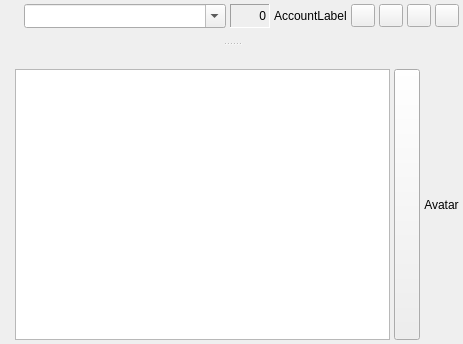
Qt form src/chatdlg.ui (psi-im/psi) before a commit.
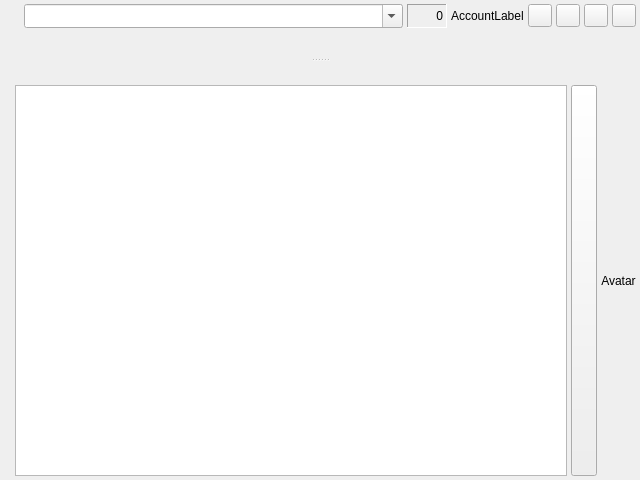
The same form after that commit. Custom widgets are drawn as their Qt base class.

Patch:
```diff
--- a/src/chatdlg.ui
+++ b/src/chatdlg.ui
@@ -6,8 +6,8 @@
    <rect>
     <x>0</x>
     <y>0</y>
-    <width>463</width>
-    <height>344</height>
+    <width>640</width>
+    <height>480</height>
    </rect>
   </property>
   <property name="windowTitle">
```
